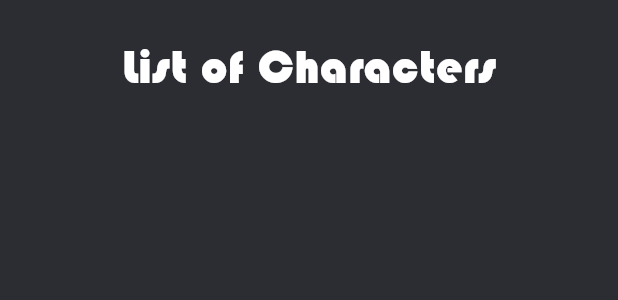
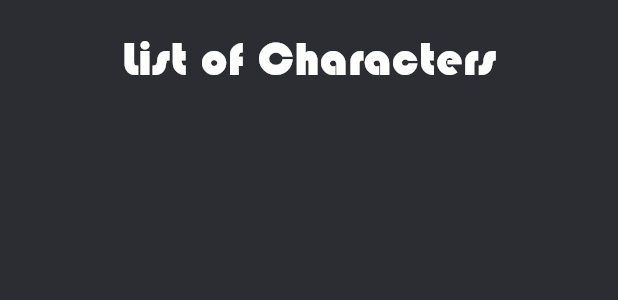
Before and after one commit to FabioCFonseca/rick_morty_api, a Flutter app: the CharactersSuccess widget shown alone on an empty page, opened directly, on a phone screen of 412 x 824 dp. Shown: the top 300 px of the screen. Run offline on Flutter 3.47's test engine with Material 2 defaults, Android fonts, the light colour scheme and no system bars; our stand-ins replace cached_network_image, dartz, shared_preferences; accounts and stored records are empty; network calls fail.

Commit message:
change sized box for constants

```diff
--- /dev/null
+++ b/lib/src/common/consts/spacers.dart
@@ -0,0 +1,22 @@
+// ignore_for_file: avoid_classes_with_only_static_members
+
+import 'package:flutter/material.dart';
+
+class AppSizes {
+
+  static const double spacerSmall = 8.0;
+  static const double spacerMedium = 16.0;
+  static const double spacerLarge = 25.0;
+
+  static SizedBox small() {
+    return const SizedBox(height: spacerSmall, width: spacerSmall);
+  }
+
+  static SizedBox medium() {
+    return const SizedBox(height: spacerMedium, width: spacerMedium);
+  }
+
+  static SizedBox large() {
+    return const SizedBox(height: spacerLarge, width: spacerLarge);
+  }
+}
--- a/lib/src/features/characters_list/presentation/ui/characters_success.dart
+++ b/lib/src/features/characters_list/presentation/ui/characters_success.dart
@@ -1,5 +1,6 @@
 import 'package:flutter/material.dart';
 import 'package:provider/provider.dart';
+import 'package:rick_morty_flutter/src/common/consts/spacers.dart';
 
 import 'package:rick_morty_flutter/src/features/characters_list/presentation/ui/custom_card.dart';
 import 'package:rick_morty_flutter/src/features/characters_list/provider/character_list_provider.dart';
@@ -15,9 +16,7 @@ class CharactersSuccess extends StatelessWidget {
       builder: (context, provider, child) {
         return Column(
           children: [
-            const SizedBox(
-              height: 30,
-            ),
+            AppSizes.large(),
             Text(
               'List of Characters',
               style: Theme.of(context).textTheme.displayLarge,
--- a/lib/src/features/characters_list/presentation/ui/custom_card.dart
+++ b/lib/src/features/characters_list/presentation/ui/custom_card.dart
@@ -3,6 +3,7 @@
 import 'package:cached_network_image/cached_network_image.dart';
 import 'package:flutter/material.dart';
 import 'package:provider/provider.dart';
+import 'package:rick_morty_flutter/src/common/consts/spacers.dart';
 import 'package:rick_morty_flutter/src/features/character_details/presentation/details_page.dart';
 
 import 'package:rick_morty_flutter/src/features/favorites_list/application/favorites_list_provider.dart';
@@ -32,12 +33,12 @@ class CustomCard extends StatelessWidget {
                       const CircularProgressIndicator(),
                 ),
               ),
-              const SizedBox(height: 10),
+              AppSizes.small(),
               Text(
                 character.name,
                 style: Theme.of(context).textTheme.labelLarge,
               ),
-              const SizedBox(height: 30),
+             AppSizes.large(),
               Row(
                 mainAxisAlignment: MainAxisAlignment.spaceBetween,
                 children: [
```
Also changed, not shown: lib/src/features/character_details/presentation/ui/character_details_success.dart (+16 -21 lines), lib/src/features/characters_list/presentation/favorites_page.dart (+3 -6 lines).
